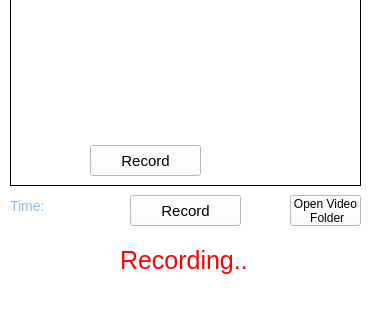
Above: PlazaPCO/mainwindow.ui from OurProjectTeamSocket/FirstProjectFromFreelancer before the change; both pictures show x 0 to 371 and y 85 to 405 of the 371 by 600 pixel window. Below: the same form after it.
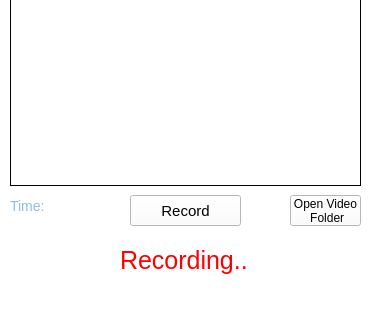
That is the form after the change. Icons and pictures are not drawn.

Diff of the .ui file:
```diff
--- a/PlazaPCO/mainwindow.ui
+++ b/PlazaPCO/mainwindow.ui
@@ -128,24 +128,8 @@
     <property name="cursor">
      <cursorShape>ArrowCursor</cursorShape>
     </property>
-   </widget>
-   <widget class="QPushButton" name="pushButton_2">
-    <property name="enabled">
-     <bool>true</bool>
-    </property>
-    <property name="geometry">
-     <rect>
-      <x>90</x>
-      <y>230</y>
-      <width>111</width>
-      <height>31</height>
-     </rect>
-    </property>
     <property name="styleSheet">
-     <string notr="true">font-size: 15px;</string>
-    </property>
-    <property name="text">
-     <string>Record</string>
+     <string notr="true">background-image: url(:/images/logo.png);</string>
     </property>
    </widget>
    <widget class="QLabel" name="label_3">
```
Left out of the diff: 4 changed lines with no effect on the pictures.
